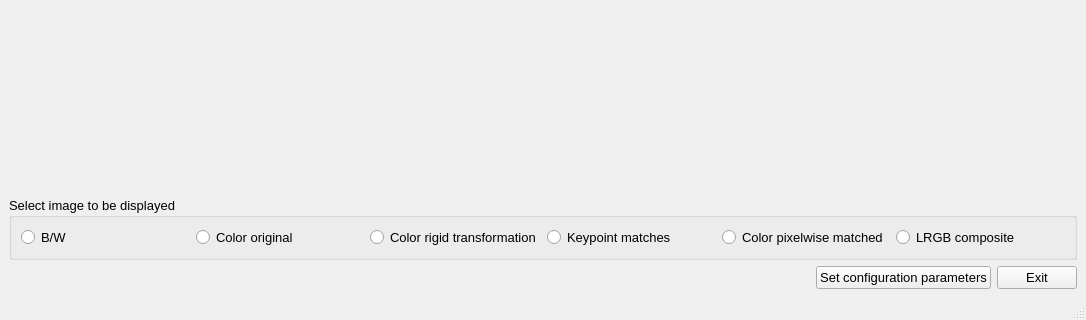
This is Source/main_gui.ui in Rolf-Hempel/PlanetarySystemLRGBAligner as Qt 5 draws it before an edit; both pictures show x 0 to 1086 and y 502 to 822 of the 1086 by 822 pixel window. The edited form follows.
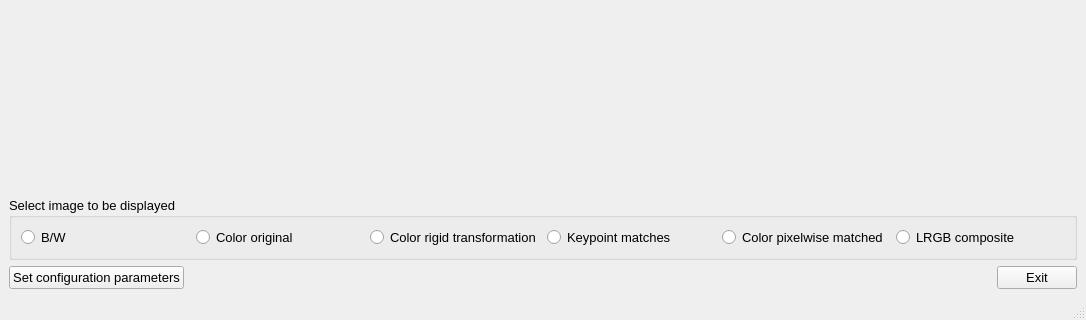
This is the edited form.

```diff
--- a/Source/main_gui.ui
+++ b/Source/main_gui.ui
@@ -183,6 +183,16 @@
     </item>
     <item>
      <layout class="QHBoxLayout" name="horizontalLayout_3">
+      <item>
+       <widget class="QPushButton" name="buttonSetConfigParams">
+        <property name="toolTip">
+         <string>Select parameters for two-stage registration process (rigid transform and pixelwise match)</string>
+        </property>
+        <property name="text">
+         <string>Set configuration parameters</string>
+        </property>
+       </widget>
+      </item>
       <item>
        <spacer name="horizontalSpacer">
         <property name="orientation">
@@ -196,16 +206,6 @@
         </property>
        </spacer>
       </item>
-      <item>
-       <widget class="QPushButton" name="buttonSetConfigParams">
-        <property name="toolTip">
-         <string>Select parameters for two-stage registration process (rigid transform and pixelwise match)</string>
-        </property>
-        <property name="text">
-         <string>Set configuration parameters</string>
-        </property>
-       </widget>
-      </item>
       <item>
        <widget class="QPushButton" name="buttonExit">
         <property name="toolTip">
```
